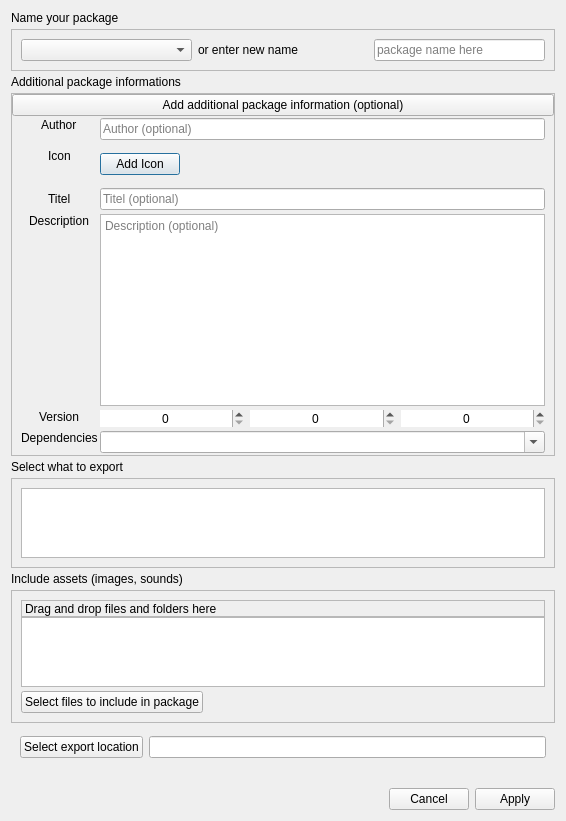
Above: src/ui/dlgPackageExporter.ui from Mudlet/Mudlet before the change. Below: the same form after it.
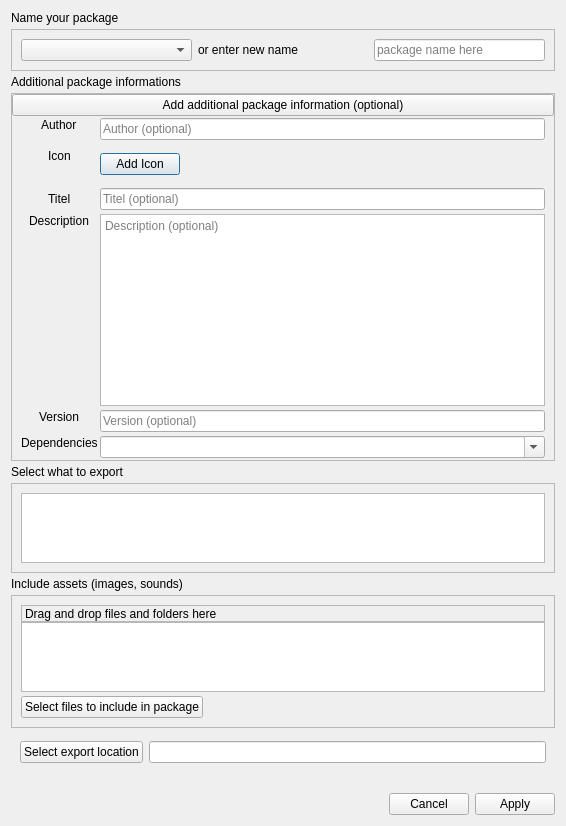
That is the form after the change.

Commit message: simplify version add get and set package and module info

```diff
--- a/src/ui/dlgPackageExporter.ui
+++ b/src/ui/dlgPackageExporter.ui
@@ -324,73 +324,6 @@
            </property>
           </widget>
          </item>
-         <item row="4" column="1">
-          <layout class="QHBoxLayout" name="horizontalLayout_3">
-           <property name="spacing">
-            <number>6</number>
-           </property>
-           <item>
-            <widget class="QSpinBox" name="Major">
-             <property name="sizePolicy">
-              <sizepolicy hsizetype="MinimumExpanding" vsizetype="Maximum">
-               <horstretch>0</horstretch>
-               <verstretch>0</verstretch>
-              </sizepolicy>
-             </property>
-             <property name="focusPolicy">
-              <enum>Qt::StrongFocus</enum>
-             </property>
-             <property name="frame">
-              <bool>false</bool>
-             </property>
-             <property name="alignment">
-              <set>Qt::AlignCenter</set>
-             </property>
-             <property name="suffix">
-              <string/>
-             </property>
-            </widget>
-           </item>
-           <item>
-            <widget class="QSpinBox" name="Minor">
-             <property name="sizePolicy">
-              <sizepolicy hsizetype="MinimumExpanding" vsizetype="Maximum">
-               <horstretch>0</horstretch>
-               <verstretch>0</verstretch>
-              </sizepolicy>
-             </property>
-             <property name="focusPolicy">
-              <enum>Qt::StrongFocus</enum>
-             </property>
-             <property name="frame">
-              <bool>false</bool>
-             </property>
-             <property name="alignment">
-              <set>Qt::AlignCenter</set>
-             </property>
-            </widget>
-           </item>
-           <item>
-            <widget class="QSpinBox" name="Patch">
-             <property name="sizePolicy">
-              <sizepolicy hsizetype="MinimumExpanding" vsizetype="Maximum">
-               <horstretch>0</horstretch>
-               <verstretch>0</verstretch>
-              </sizepolicy>
-             </property>
-             <property name="focusPolicy">
-              <enum>Qt::StrongFocus</enum>
-             </property>
-             <property name="frame">
-              <bool>false</bool>
-             </property>
-             <property name="alignment">
-              <set>Qt::AlignCenter</set>
-             </property>
-            </widget>
-           </item>
-          </layout>
-         </item>
          <item row="5" column="0">
           <widget class="QLabel" name="label_9">
            <property name="sizePolicy">
@@ -445,6 +378,13 @@
            </property>
           </widget>
          </item>
+         <item row="4" column="1">
+          <widget class="QLineEdit" name="Version">
+           <property name="placeholderText">
+            <string>Version (optional)</string>
+           </property>
+          </widget>
+         </item>
         </layout>
        </widget>
       </item>
```
Left out of the diff: 3 changed lines with no effect on the pictures. The commit also changes 5 other files.
